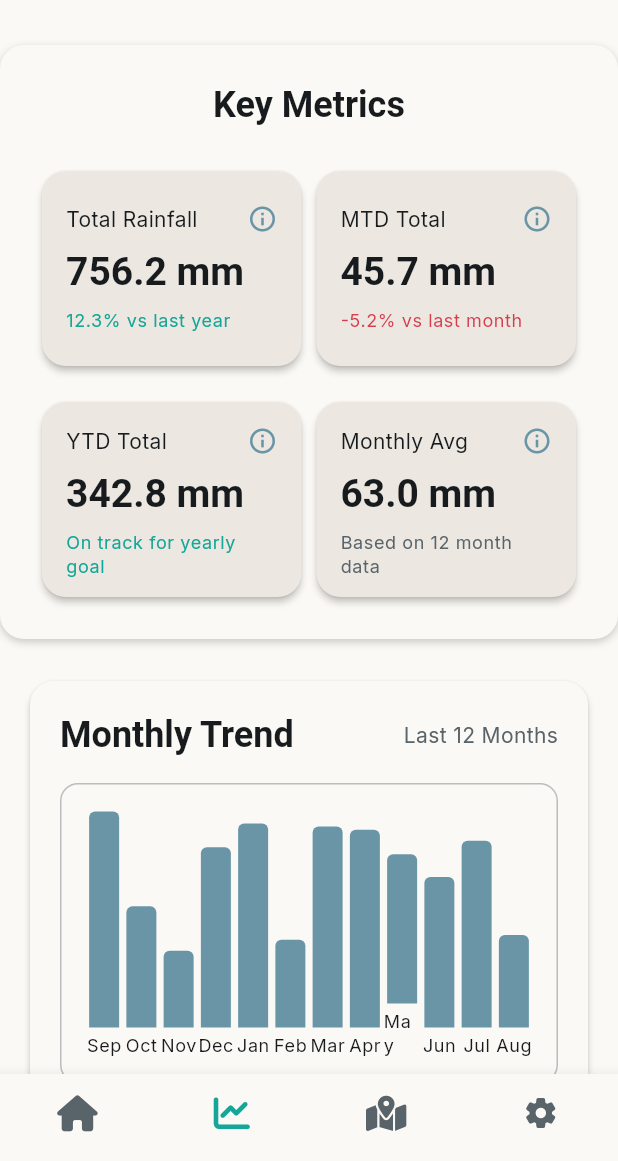
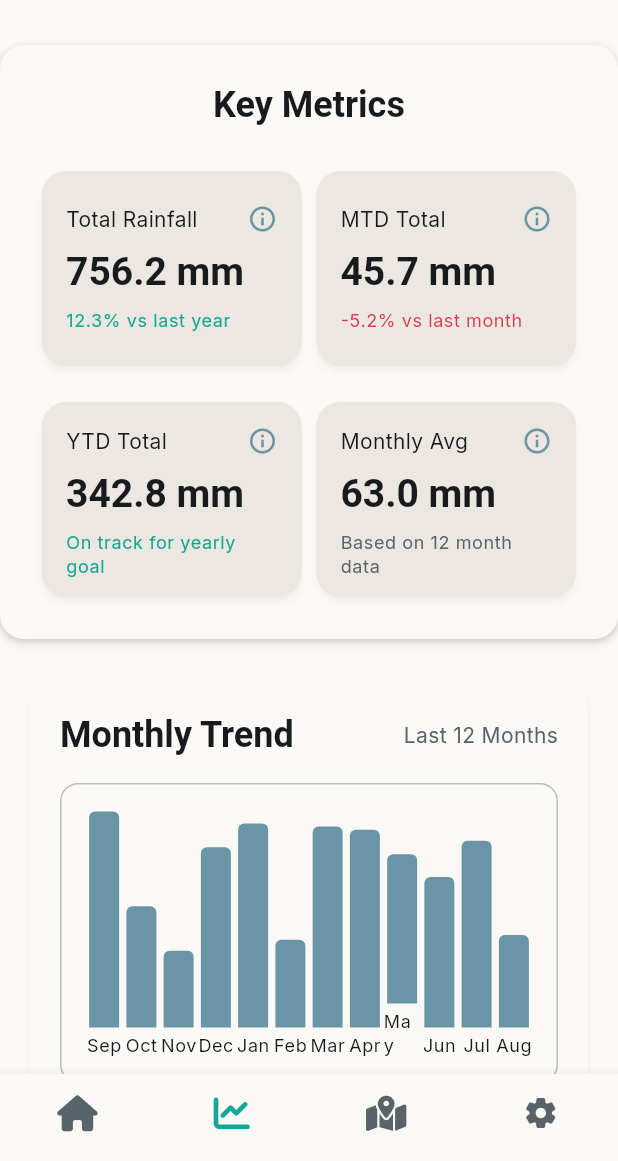
Before and after one commit to the-user-created/RainVu, a Flutter app: the screen it shows after launch, item 2 of the bottom bar chosen, on a phone screen of 412 x 824 dp, the part 75-1236 px from its top. Run offline on Flutter 3.47's test engine with Material 3 defaults, Android fonts, the light colour scheme and no system bars; our stand-ins replace cloud_firestore, dotted_border, file_picker, firebase_core, firebase_crashlytics, fl_chart and 9 more; accounts and stored records are empty; generated files the repository leaves out were written again; Roboto replaces fonts that are missing (Readex Pro); project files that could hold a hidden picture were left out.

Commit message:
refactor: unify shadow color usage across UI components

```diff
--- a/lib/core/ui/app_theme.dart
+++ b/lib/core/ui/app_theme.dart
@@ -99,6 +99,7 @@
     return ThemeData(
       useMaterial3: true,
       colorScheme: colorScheme,
+      shadowColor: Colors.black.withValues(alpha: 0.2),
       textTheme: textTheme,
       scaffoldBackgroundColor: colorScheme.surface,
       appBarTheme: AppBarTheme(
@@ -165,6 +166,7 @@
         shape: RoundedRectangleBorder(borderRadius: BorderRadius.circular(16)),
         color: colorScheme.surface,
         surfaceTintColor: Colors.transparent,
+        shadowColor: Colors.black.withValues(alpha: 0.2),
       ),
       datePickerTheme: DatePickerThemeData(
         backgroundColor: colorScheme.surface,
--- a/lib/core/ui/theme_provider.dart
+++ b/lib/core/ui/theme_provider.dart
@@ -22,6 +22,7 @@
     // before this notifier is used.
     final AsyncValue<SharedPreferences> prefsAsyncValue =
         ref.watch(sharedPreferencesProvider);
+    // TODO: Brittle Provider Initialization: ThemeModeNotifier uses a force unwrap (.value!) which relies on pre-loading in main.dart, making it fragile.
     _prefs = prefsAsyncValue.value!;
 
     final String? themeModeString = _prefs.getString(_themeModeKey);
--- a/lib/features/home/presentation/widgets/forecast_card.dart
+++ b/lib/features/home/presentation/widgets/forecast_card.dart
@@ -23,11 +23,11 @@
     return Container(
       width: double.infinity,
       decoration: BoxDecoration(
-        boxShadow: const [
+        boxShadow: [
           BoxShadow(
             blurRadius: 4,
-            color: Color(0x33000000),
-            offset: Offset(0, 2),
+            color: theme.shadowColor,
+            offset: const Offset(0, 2),
           ),
         ],
         gradient: LinearGradient(
--- a/lib/features/home/presentation/widgets/monthly_summary_card.dart
+++ b/lib/features/home/presentation/widgets/monthly_summary_card.dart
@@ -23,11 +23,11 @@
       width: double.infinity,
       decoration: BoxDecoration(
         color: theme.colorScheme.surface,
-        boxShadow: const [
+        boxShadow: [
           BoxShadow(
             blurRadius: 4,
-            color: Color(0x33000000),
-            offset: Offset(0, 2),
+            color: theme.shadowColor,
+            offset: const Offset(0, 2),
           ),
         ],
         borderRadius: BorderRadius.circular(16),
--- a/lib/features/home/presentation/widgets/quick_stats_card.dart
+++ b/lib/features/home/presentation/widgets/quick_stats_card.dart
@@ -15,11 +15,11 @@
       width: double.infinity,
       decoration: BoxDecoration(
         color: theme.colorScheme.surface,
-        boxShadow: const [
+        boxShadow: [
           BoxShadow(
             blurRadius: 4,
-            color: Color(0x1A000000),
-            offset: Offset(0, 2),
+            color: theme.shadowColor,
+            offset: const Offset(0, 2),
           ),
         ],
         borderRadius: BorderRadius.circular(16),
--- a/lib/features/home/presentation/widgets/rainfall_trends_card.dart
+++ b/lib/features/home/presentation/widgets/rainfall_trends_card.dart
@@ -22,11 +22,11 @@
       width: double.infinity,
       decoration: BoxDecoration(
         color: theme.colorScheme.surface,
-        boxShadow: const [
+        boxShadow: [
           BoxShadow(
             blurRadius: 4,
-            color: Color(0x1A000000),
-            offset: Offset(0, 2),
+            color: theme.shadowColor,
+            offset: const Offset(0, 2),
           ),
         ],
         borderRadius: BorderRadius.circular(16),
--- a/lib/features/insights/presentation/screens/anomaly_exploration_screen.dart
+++ b/lib/features/insights/presentation/screens/anomaly_exploration_screen.dart
@@ -1,6 +1,5 @@
 import "package:flutter/material.dart";
 import "package:flutter_riverpod/flutter_riverpod.dart";
-import "package:go_router/go_router.dart";
 import "package:rain_wise/features/insights/application/anomaly_exploration_provider.dart";
 import "package:rain_wise/features/insights/domain/anomaly_data.dart";
 import "package:rain_wise/features/insights/presentation/widgets/anomaly_exploration/anomaly_filter_options.dart";
@@ -8,7 +7,6 @@
 import "package:rain_wise/features/insights/presentation/widgets/anomaly_exploration/anomaly_timeline_chart.dart";
 import "package:rain_wise/l10n/app_localizations.dart";
 import "package:rain_wise/shared/widgets/app_loader.dart";
-import "package:rain_wise/shared/widgets/buttons/app_icon_button.dart";
 
 class AnomalyExplorationScreen extends ConsumerWidget {
   const AnomalyExplorationScreen({super.key});
--- a/lib/features/insights/presentation/screens/comparative_analysis_screen.dart
+++ b/lib/features/insights/presentation/screens/comparative_analysis_screen.dart
@@ -1,6 +1,5 @@
 import "package:flutter/material.dart";
 import "package:flutter_riverpod/flutter_riverpod.dart";
-import "package:go_router/go_router.dart";
 import "package:rain_wise/features/insights/application/comparative_analysis_provider.dart";
 import "package:rain_wise/features/insights/domain/comparative_analysis_data.dart";
 import "package:rain_wise/features/insights/presentation/widgets/comparative_analysis/comparative_analysis_chart.dart";
@@ -8,7 +7,6 @@
 import "package:rain_wise/features/insights/presentation/widgets/comparative_analysis/yearly_summary_list.dart";
 import "package:rain_wise/l10n/app_localizations.dart";
 import "package:rain_wise/shared/widgets/app_loader.dart";
-import "package:rain_wise/shared/widgets/buttons/app_icon_button.dart";
 
 class ComparativeAnalysisScreen extends ConsumerWidget {
   const ComparativeAnalysisScreen({super.key});
--- a/lib/features/insights/presentation/screens/monthly_breakdown_screen.dart
+++ b/lib/features/insights/presentation/screens/monthly_breakdown_screen.dart
@@ -1,6 +1,5 @@
 import "package:flutter/material.dart";
 import "package:flutter_riverpod/flutter_riverpod.dart";
-import "package:go_router/go_router.dart";
 import "package:rain_wise/features/insights/application/monthly_breakdown_provider.dart";
 import "package:rain_wise/features/insights/domain/monthly_breakdown_data.dart";
 import "package:rain_wise/features/insights/presentation/widgets/monthly_breakdown/daily_breakdown_list.dart";
--- a/lib/features/insights/presentation/screens/seasonal_patterns_screen.dart
+++ b/lib/features/insights/presentation/screens/seasonal_patterns_screen.dart
@@ -1,6 +1,5 @@
 import "package:flutter/material.dart";
 import "package:flutter_riverpod/flutter_riverpod.dart";
-import "package:go_router/go_router.dart";
 import "package:rain_wise/features/insights/application/seasonal_patterns_provider.dart";
 import "package:rain_wise/features/insights/domain/seasonal_patterns_data.dart";
 import "package:rain_wise/features/insights/presentation/widgets/seasonal_patterns/data_explanation_card.dart";
@@ -9,7 +8,6 @@
 import "package:rain_wise/features/insights/presentation/widgets/seasonal_patterns/seasonal_trend_chart.dart";
 import "package:rain_wise/l10n/app_localizations.dart";
 import "package:rain_wise/shared/widgets/app_loader.dart";
-import "package:rain_wise/shared/widgets/buttons/app_icon_button.dart";
 
 class SeasonalPatternsScreen extends ConsumerWidget {
   const SeasonalPatternsScreen({super.key});
@@ -24,7 +22,7 @@
     return Scaffold(
       appBar: AppBar(
         elevation: 2,
-        shadowColor: Colors.black.withValues(alpha: 0.1),
+        shadowColor: theme.shadowColor,
         title: Text(
           l10n.seasonalPatternsTitle,
           style: theme.textTheme.headlineMedium,
@@ -80,7 +78,7 @@
         boxShadow: [
           BoxShadow(
             blurRadius: 2,
-            color: Colors.black.withValues(alpha: 0.05),
+            color: theme.shadowColor,
             offset: const Offset(0, 2),
           ),
         ],
--- a/lib/features/insights/presentation/widgets/anomaly_exploration/anomaly_filter_options.dart
+++ b/lib/features/insights/presentation/widgets/anomaly_exploration/anomaly_filter_options.dart
@@ -20,11 +20,11 @@
       margin: const EdgeInsets.symmetric(horizontal: 16),
       decoration: BoxDecoration(
         color: colorScheme.surface,
-        boxShadow: const [
+        boxShadow: [
           BoxShadow(
             blurRadius: 4,
-            color: Color(0x33000000),
-            offset: Offset(0, 2),
+            color: theme.shadowColor,
+            offset: const Offset(0, 2),
           ),
         ],
         borderRadius: BorderRadius.circular(16),
--- a/lib/features/insights/presentation/widgets/key_metrics_section.dart
+++ b/lib/features/insights/presentation/widgets/key_metrics_section.dart
@@ -23,11 +23,11 @@
       width: double.infinity,
       decoration: BoxDecoration(
         color: colorScheme.surface,
-        boxShadow: const [
+        boxShadow: [
           BoxShadow(
             blurRadius: 4,
-            color: Color(0x33000000),
-            offset: Offset(0, 2),
+            color: theme.shadowColor,
+            offset: const Offset(0, 2),
           ),
         ],
         borderRadius: BorderRadius.circular(16),
--- a/lib/features/manage_gauges/presentation/widgets/gauge_list.dart
+++ b/lib/features/manage_gauges/presentation/widgets/gauge_list.dart
@@ -18,7 +18,7 @@
     return Card(
       clipBehavior: Clip.antiAlias,
       elevation: 2,
-      shadowColor: const Color(0x33000000),
+      shadowColor: theme.cardTheme.shadowColor,
       shape: RoundedRectangleBorder(borderRadius: BorderRadius.circular(12)),
       color: theme.colorScheme.surface,
       child: Padding(
--- a/lib/features/map/presentation/widgets/location_search_bar.dart
+++ b/lib/features/map/presentation/widgets/location_search_bar.dart
@@ -34,11 +34,11 @@
         width: double.infinity,
         decoration: BoxDecoration(
           color: colorScheme.surface,
-          boxShadow: const [
+          boxShadow: [
             BoxShadow(
               blurRadius: 4,
-              color: Color(0x33000000),
-              offset: Offset(0, 2),
+              color: theme.shadowColor,
+              offset: const Offset(0, 2),
             ),
           ],
           borderRadius: BorderRadius.circular(16),
--- a/lib/features/map/presentation/widgets/map_controls.dart
+++ b/lib/features/map/presentation/widgets/map_controls.dart
@@ -79,7 +79,7 @@
       shape: const CircleBorder(),
       color: theme.colorScheme.surface,
       elevation: 4,
-      shadowColor: Colors.black38,
+      shadowColor: theme.shadowColor,
       child: AppIconButton(
         icon: Icon(icon, size: 24),
         onPressed: onPressed,
--- a/lib/features/map/presentation/widgets/recent_rainfall_panel.dart
+++ b/lib/features/map/presentation/widgets/recent_rainfall_panel.dart
@@ -33,11 +33,11 @@
         height: 300,
         decoration: BoxDecoration(
           color: theme.colorScheme.surface,
-          boxShadow: const [
+          boxShadow: [
             BoxShadow(
               blurRadius: 4,
-              color: Color(0x33000000),
-              offset: Offset(0, 2),
+              color: theme.shadowColor,
+              offset: const Offset(0, 2),
             ),
           ],
           borderRadius: const BorderRadius.only(
--- a/lib/features/rainfall_entry/presentation/screens/rainfall_entries_screen.dart
+++ b/lib/features/rainfall_entry/presentation/screens/rainfall_entries_screen.dart
@@ -1,13 +1,11 @@
 import "package:flutter/material.dart";
 import "package:flutter_riverpod/flutter_riverpod.dart";
-import "package:go_router/go_router.dart";
 import "package:intl/intl.dart";
 import "package:rain_wise/features/rainfall_entry/application/rainfall_entry_provider.dart";
 import "package:rain_wise/features/rainfall_entry/domain/rainfall_entry.dart";
 import "package:rain_wise/features/rainfall_entry/presentation/widgets/rainfall_entry_list_item.dart";
 import "package:rain_wise/l10n/app_localizations.dart";
 import "package:rain_wise/shared/widgets/app_loader.dart";
-import "package:rain_wise/shared/widgets/buttons/app_icon_button.dart";
 
 class RainfallEntriesScreen extends ConsumerWidget {
   const RainfallEntriesScreen({
--- a/lib/features/settings/presentation/widgets/settings_card.dart
+++ b/lib/features/settings/presentation/widgets/settings_card.dart
@@ -17,7 +17,7 @@
       ),
       child: Card(
         clipBehavior: Clip.antiAlias,
-        shadowColor: const Color(0x33000000),
+        shadowColor: theme.cardTheme.shadowColor,
         color: theme.colorScheme.surface,
         margin: EdgeInsets.zero,
         child: Column(
```
